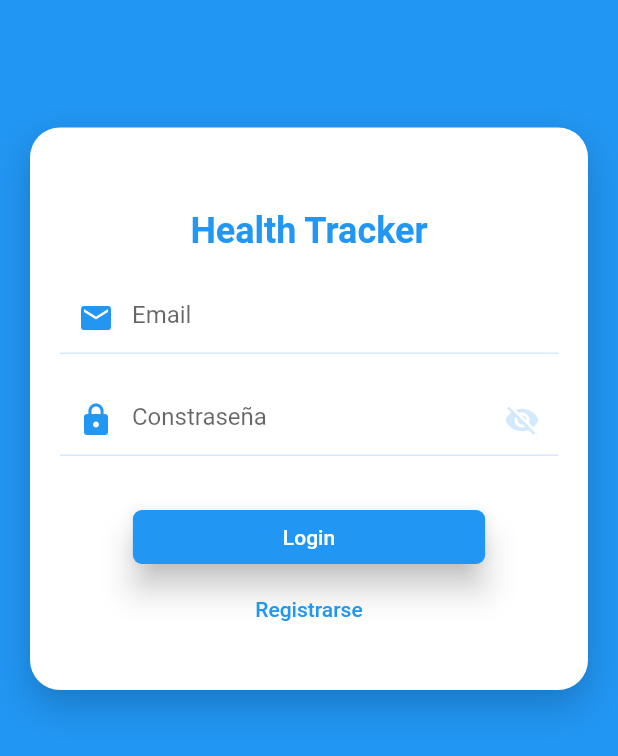
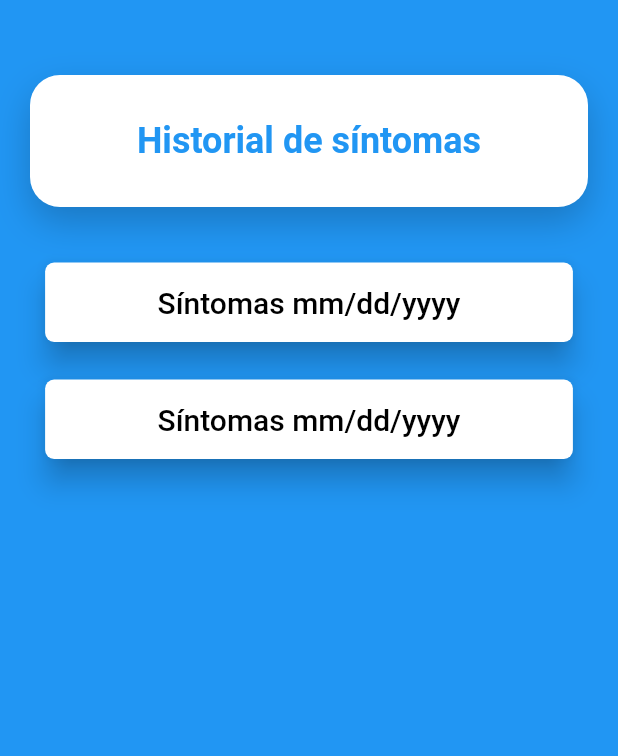
Before and after one commit to wsaldana/HealthTracker, a Flutter app: the screen it shows after launch, on a phone screen of 412 x 824 dp. Shown: the top 756 px of the screen. Run offline on Flutter 3.47's test engine with Material 2 defaults, Android fonts, the phone set to English and light mode, and no system bars; our stand-ins replace shared_preferences; missing offline and left inert: draw_graph; Roboto replaces fonts that are missing (Poppins).

```diff
--- a/app/healthtracker/lib/main.dart
+++ b/app/healthtracker/lib/main.dart
@@ -1,5 +1,5 @@
 import 'package:flutter/material.dart';
-import 'screens/login.dart';
+import 'screens/register_doctor.dart';
 
 void main() {
   runApp(MyApp());
@@ -32,7 +32,7 @@ class MyApp extends StatelessWidget {
           ),
         ),
       ),
-      home: Login(),
+      home: Register_doctor(),
     );
   }
 }
--- /dev/null
+++ b/app/healthtracker/lib/screens/register_doctor.dart
@@ -0,0 +1,90 @@
+import 'package:flutter/material.dart';
+
+class Register_doctor extends StatefulWidget {
+  @override
+  State<StatefulWidget> createState() {
+    return _Register_doctorState();
+  }
+}
+
+class _Register_doctorState extends State<Register_doctor> {
+  Widget build(BuildContext context) => Scaffold(
+        backgroundColor: Theme.of(context).accentColor,
+        body: SingleChildScrollView(
+          child: Column(
+            children: <Widget>[
+              Stack(children: <Widget>[
+                Container(
+                    width: double.infinity,
+                    padding: EdgeInsets.symmetric(vertical: 30, horizontal: 20),
+                    margin: EdgeInsets.symmetric(vertical: 50, horizontal: 20),
+                    decoration: BoxDecoration(
+                        borderRadius: BorderRadius.circular(20),
+                        color: Theme.of(context).primaryColor,
+                        boxShadow: [
+                          BoxShadow(
+                              color:
+                                  Theme.of(context).hintColor.withOpacity(0.2),
+                              offset: Offset(0, 10),
+                              blurRadius: 20)
+                        ]),
+                    child: Form(
+                        child: Column(
+                      children: [
+                        Text(
+                          "Historial de síntomas",
+                          style: Theme.of(context).textTheme.headline2,
+                        ),
+                      ],
+                    ))),
+                Container(
+                    width: double.infinity,
+                    padding: EdgeInsets.symmetric(vertical: 25, horizontal: 0),
+                    margin: EdgeInsets.symmetric(vertical: 150, horizontal: 20),
+                    child: Form(
+                        child: Column(
+                      children: [
+                        ElevatedButton(
+                            onPressed: () {},
+                            child: Text("Síntomas mm/dd/yyyy",
+                                style: TextStyle(
+                                    fontFamily: 'Poppins',
+                                    fontSize: 20.0,
+                                    fontWeight: FontWeight.w500,
+                                    color: Colors.black)),
+                            style: ElevatedButton.styleFrom(
+                                elevation: 8,
+                                primary: Colors.white,
+                                shape: RoundedRectangleBorder(
+                                    borderRadius: BorderRadius.circular(6)),
+                                padding: EdgeInsets.symmetric(
+                                    vertical: 15, horizontal: 75))),
+                        SizedBox(
+                          height: 25,
+                        ),
+                        ElevatedButton(
+                            onPressed: () {},
+                            child: Text("Síntomas mm/dd/yyyy",
+                                style: TextStyle(
+                                    fontFamily: 'Poppins',
+                                    fontSize: 20.0,
+                                    fontWeight: FontWeight.w500,
+                                    color: Colors.black)),
+                            style: ElevatedButton.styleFrom(
+                                elevation: 8,
+                                primary: Colors.white,
+                                shape: RoundedRectangleBorder(
+                                    borderRadius: BorderRadius.circular(6)),
+                                padding: EdgeInsets.symmetric(
+                                    vertical: 15, horizontal: 75))),
+                        SizedBox(
+                          height: 25,
+                        ),
+                      ],
+                    ))),
+              ])
+            ],
+          ),
+        ),
+      );
+}
```
Also changed, not shown: app/healthtracker/pubspec.lock.
